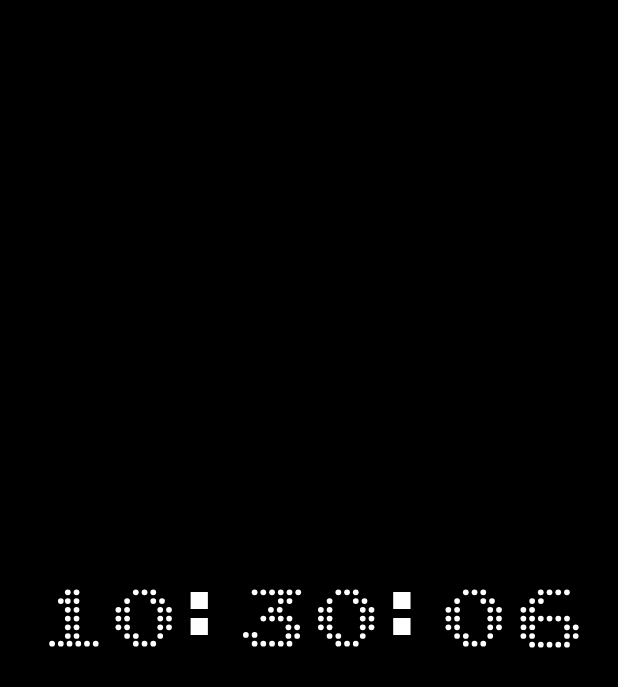
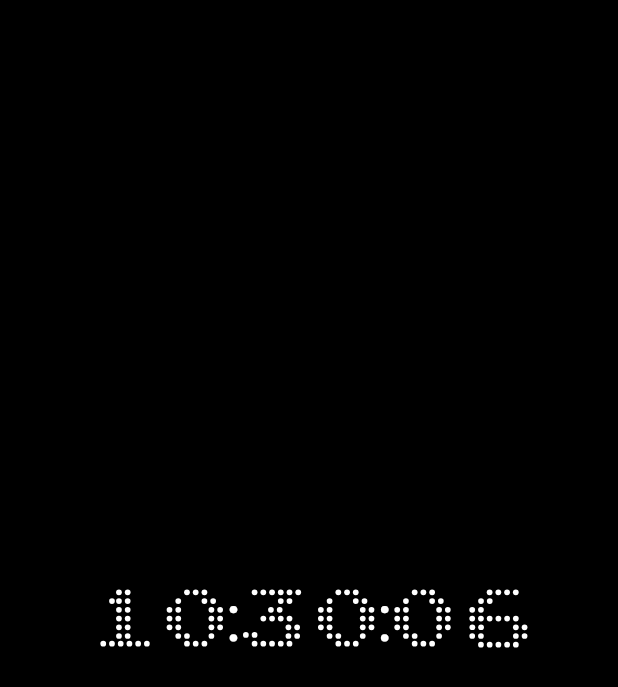
Before and after one commit to camilo1498/flutter_digital_clock, a Flutter app: the screen it shows after launch, on a phone screen of 412 x 824 dp. Shown: the top 687 px of the screen. Run offline on Flutter 3.47's test engine with Material 2 defaults, Android fonts, the phone set to English and light mode, and no system bars; our stand-ins replace flutter_screenutil.

Commit message:
deleted google fonts

```diff
--- a/lib/main.dart
+++ b/lib/main.dart
@@ -1,7 +1,6 @@
 import 'package:animations/clock_screen.dart';
 import 'package:flutter/material.dart';
 import 'package:flutter_screenutil/flutter_screenutil.dart';
-import 'package:google_fonts/google_fonts.dart';
 
 void main() {
   runApp(const MyApp());
@@ -19,10 +18,6 @@ class MyApp extends StatelessWidget {
       splitScreenMode: true,
       builder: (_, __) => MaterialApp(
         title: 'Flutter Demo',
-        theme: Theme.of(context).copyWith(
-          textTheme: GoogleFonts.pressStart2pTextTheme(),
-          scaffoldBackgroundColor: Colors.black12
-        ),
         home: ClockScreen()
       ),
     );
--- a/pubspec.yaml
+++ b/pubspec.yaml
@@ -13,7 +13,6 @@ dependencies:
     sdk: flutter
 
   flutter_screenutil: ^5.5.2
-  google_fonts:
   intl:
 
 dev_dependencies:
```
Also changed, not shown: pubspec.lock, 2 other files.
